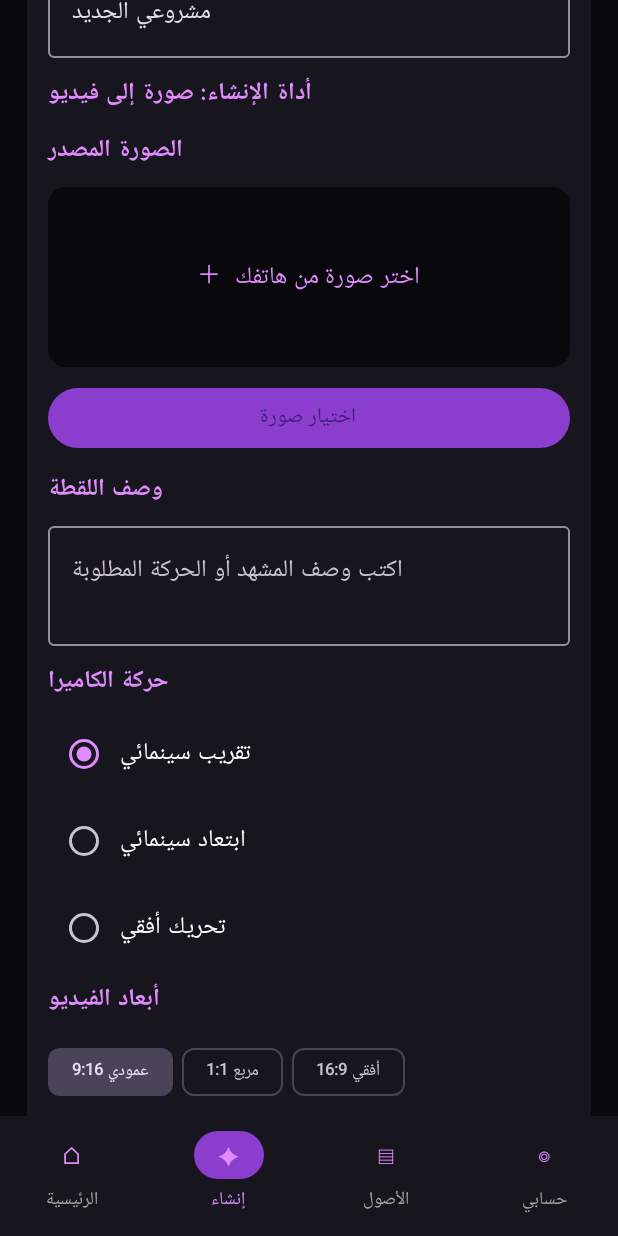
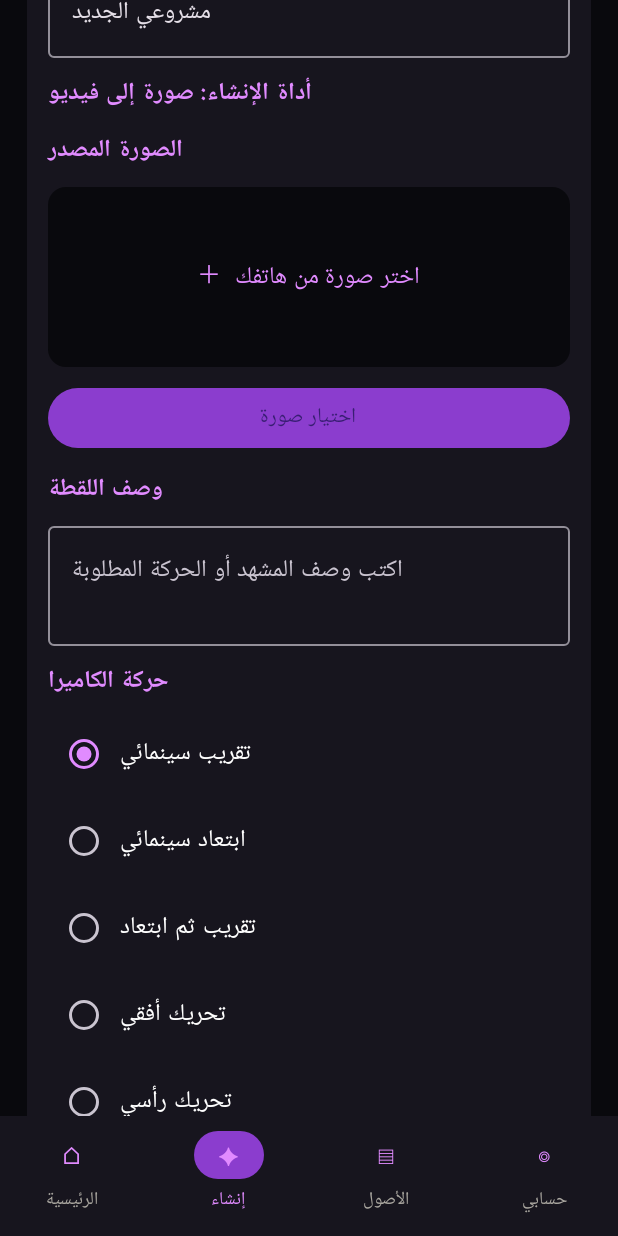
Before and after one commit to walidaldib2/WaleedAldib, an Android app built with Jetpack Compose: the screen it shows after launch (MainActivity), item 2 of the bottom bar chosen, scrolled down 520 dp, on a phone screen of 412 x 824 dp. Run offline under Robolectric (Android 15) with nearby library versions, the phone set to English and light mode, and no system bars.

Commit message:
Expose additional cinematic camera movements

```diff
--- a/app/src/main/java/com/walidaldib/cinematic/MainActivity.kt
+++ b/app/src/main/java/com/walidaldib/cinematic/MainActivity.kt
@@ -259,7 +259,7 @@ private fun Studio(context: Context) {
                             Text("وصف اللقطة", color = gold, fontWeight = FontWeight.Bold)
                             OutlinedTextField(value = prompt, onValueChange = { prompt = it }, modifier = Modifier.fillMaxWidth(), minLines = 2, placeholder = { Text("اكتب وصف المشهد أو الحركة المطلوبة") })
                             Text("حركة الكاميرا", color = gold, fontWeight = FontWeight.Bold)
-                            listOf("تقريب سينمائي", "ابتعاد سينمائي", "تحريك أفقي").forEach { choice ->
+                            listOf("تقريب سينمائي", "ابتعاد سينمائي", "تقريب ثم ابتعاد", "تحريك أفقي", "تحريك رأسي").forEach { choice ->
                                 Row(verticalAlignment = Alignment.CenterVertically, modifier = Modifier.fillMaxWidth().clickable { movement = choice }) {
                                     RadioButton(selected = movement == choice, onClick = { movement = choice }, colors = RadioButtonDefaults.colors(selectedColor = gold))
                                     Text(choice, color = Color.White)
```
